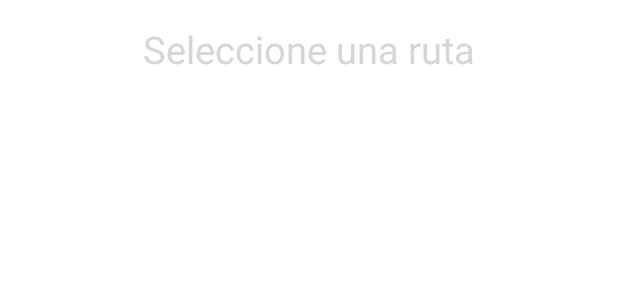
After one commit to jogglez29/TSPA21_GeekSoftware, an Android app: the layout bottom_sheet_layout.xml on its own in the app's theme, with its tools: preview values and no code run, on a phone screen of 412 x 824 dp. The commit adds this screen. Shown: the top 300 px of the screen. Run offline under Robolectric (Android 15) with nearby library versions, the phone set to English and light mode, and no system bars.

Commit message:
Implementación para mostrar visualmente una lista de las rutas óptimas basadas en el lugar al que se desea ir

```diff
--- a/app/build.gradle
+++ b/app/build.gradle
@@ -43,4 +43,5 @@ dependencies {
     implementation 'com.karumi:dexter:6.2.3'
     implementation 'com.google.android.libraries.places:places:2.5.0'
     implementation 'com.google.maps.android:android-maps-utils:0.4+'
+    implementation 'com.google.android.material:material:1.2.0-alpha02'
 }
--- /dev/null
+++ b/app/src/main/res/drawable/bottom_sheet_background.xml
@@ -0,0 +1,8 @@
+<?xml version="1.0" encoding="utf-8"?>
+<shape xmlns:android="http://schemas.android.com/apk/res/android"
+    android:shape="rectangle">
+    <solid android:color="@color/white" />
+    <corners
+        android:topLeftRadius="20dp"
+        android:topRightRadius="20dp" />
+</shape>
--- /dev/null
+++ b/app/src/main/res/layout/bottom_sheet_layout.xml
@@ -0,0 +1,29 @@
+<?xml version="1.0" encoding="utf-8"?>
+<LinearLayout xmlns:android="http://schemas.android.com/apk/res/android"
+    android:id="@+id/botton_sheet_container"
+    android:layout_width="match_parent"
+    android:layout_height="wrap_content"
+    android:background="@drawable/bottom_sheet_background"
+    android:orientation="vertical"
+    android:gravity="center">
+
+    <TextView
+        android:layout_width="match_parent"
+        android:layout_height="wrap_content"
+        android:gravity="center"
+        android:padding="15dp"
+        android:text="Seleccione una ruta"
+        android:textColor="@color/quantum_grey"
+        android:textSize="25sp" />
+
+    <com.geeksoftware.vistas.BottomSheetListView
+        android:id="@+id/listViewBtmSheet"
+        android:divider="@color/quantum_grey"
+        android:dividerHeight="0.5dp"
+        android:layout_weight="1"
+        android:layout_width="match_parent"
+        android:layout_height="0dp"
+        android:layout_gravity="center"
+        android:mode="oneLine" />
+
+</LinearLayout>
```
Also changed, not shown: app/src/main/java/com/geeksoftware/vistas/BottomSheetListAdapter.java (added, +63 -0 lines), app/src/main/java/com/geeksoftware/vistas/BottomSheetListView.java (added, +42 -0 lines), app/src/main/java/com/geeksoftware/vistas/MapActivity.java (+20 -6 lines), app/src/main/res/layout/activity_maps.xml (+0 -27 lines), app/src/main/res/layout/layout_list_view_row_items.xml (added, +18 -0 lines), app/src/main/res/values/styles.xml (added, +10 -0 lines).
